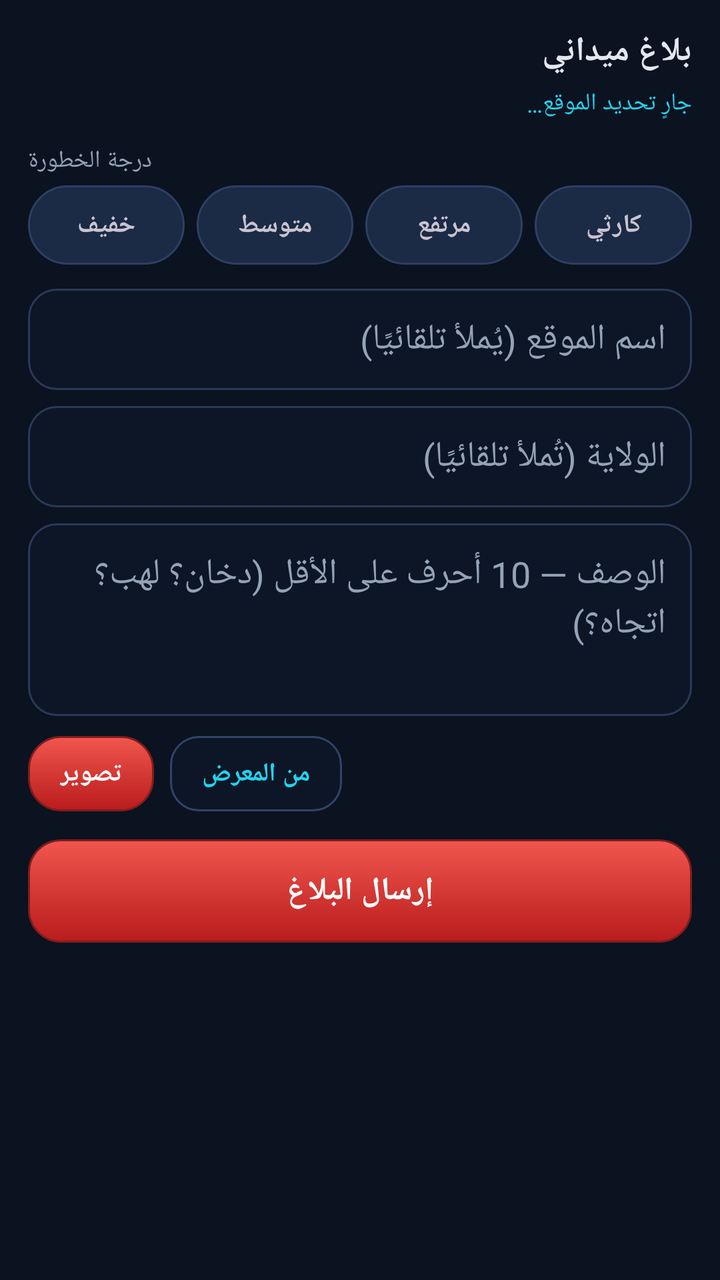
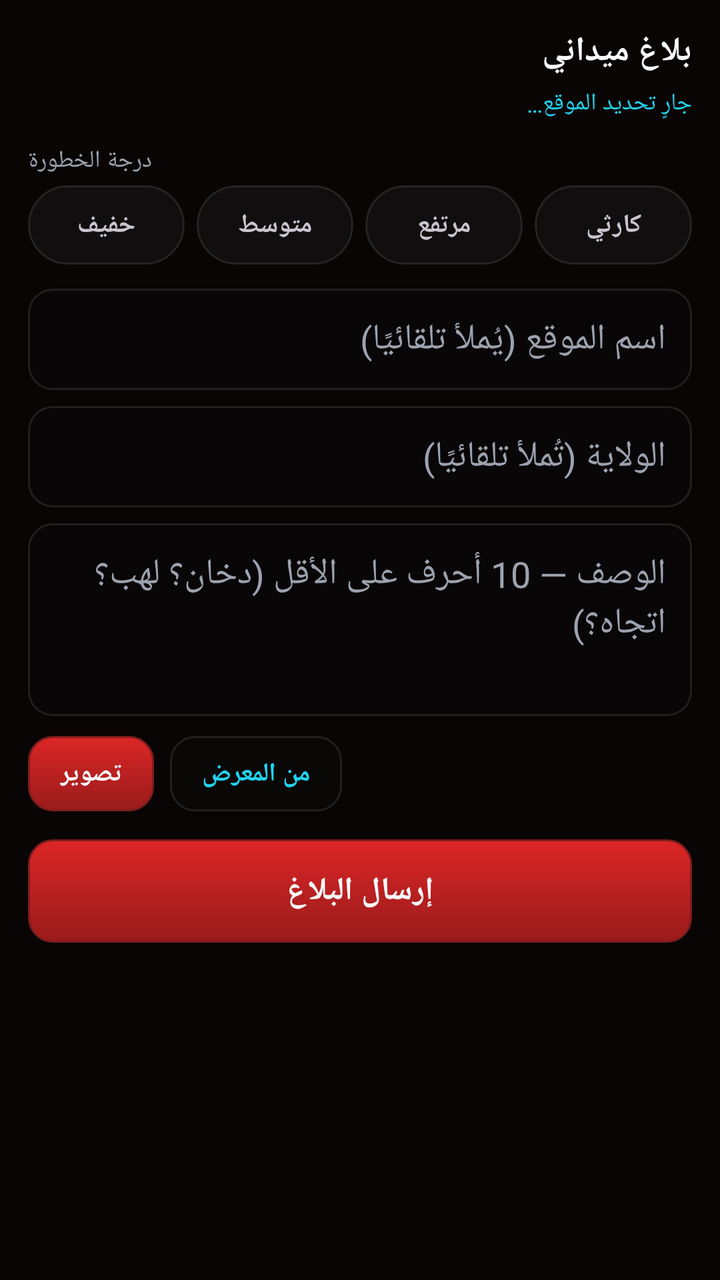

An Android layout rendered at two revisions. The XML below is the earlier revision; the diff shows what the commit changed to produce the second picture.
<!-- AndroidManifest.xml: application theme AppTheme -->
<!-- res/layout/fragment_report.xml -->
<?xml version="1.0" encoding="utf-8"?>
<ScrollView xmlns:android="http://schemas.android.com/apk/res/android"
    android:layout_width="match_parent"
    android:layout_height="match_parent"
    android:background="@color/bg"
    android:fillViewport="true"
    android:scrollbars="none">

    <LinearLayout
        android:layout_width="match_parent"
        android:layout_height="wrap_content"
        android:orientation="vertical"
        android:padding="14dp">

        <TextView
            android:layout_width="match_parent"
            android:layout_height="wrap_content"
            android:text="@string/report_title"
            android:textColor="@color/text_primary"
            android:textSize="17sp"
            android:textStyle="bold" />

        <TextView
            android:id="@+id/report_location_line"
            android:layout_width="match_parent"
            android:layout_height="wrap_content"
            android:layout_marginTop="6dp"
            android:text="@string/gps_searching"
            android:textColor="@color/accent_cyan"
            android:textSize="12sp" />

        <TextView
            android:id="@+id/report_queue_line"
            android:layout_width="match_parent"
            android:layout_height="wrap_content"
            android:layout_marginTop="4dp"
            android:textColor="@color/accent_amber"
            android:textSize="12sp"
            android:visibility="gone" />

        <TextView
            android:layout_width="wrap_content"
            android:layout_height="wrap_content"
            android:layout_marginTop="12dp"
            android:text="@string/report_severity_label"
            android:textColor="@color/text_muted"
            android:textSize="12sp" />

        <LinearLayout
            android:layout_width="match_parent"
            android:layout_height="wrap_content"
            android:layout_marginTop="4dp"
            android:orientation="horizontal">

            <TextView
                android:id="@+id/sev_low"
                android:layout_width="0dp"
                android:layout_height="wrap_content"
                android:layout_weight="1"
                android:background="@drawable/bg_chip"
                android:gravity="center"
                android:padding="11dp"
                android:text="@string/sev_low"
                android:textSize="13sp"
                android:textStyle="bold" />

            <TextView
                android:id="@+id/sev_medium"
                android:layout_width="0dp"
                android:layout_height="wrap_content"
                android:layout_marginStart="6dp"
                android:layout_weight="1"
                android:background="@drawable/bg_chip"
                android:gravity="center"
                android:padding="11dp"
                android:text="@string/sev_medium"
                android:textSize="13sp"
                android:textStyle="bold" />

            <TextView
                android:id="@+id/sev_high"
                android:layout_width="0dp"
                android:layout_height="wrap_content"
                android:layout_marginStart="6dp"
                android:layout_weight="1"
                android:background="@drawable/bg_chip"
                android:gravity="center"
                android:padding="11dp"
                android:text="@string/sev_high"
                android:textSize="13sp"
                android:textStyle="bold" />

            <TextView
                android:id="@+id/sev_critical"
                android:layout_width="0dp"
                android:layout_height="wrap_content"
                android:layout_marginStart="6dp"
                android:layout_weight="1"
                android:background="@drawable/bg_chip"
                android:gravity="center"
                android:padding="11dp"
                android:text="@string/sev_critical"
                android:textSize="13sp"
                android:textStyle="bold" />
        </LinearLayout>

        <EditText
            android:id="@+id/report_location_name"
            android:layout_width="match_parent"
            android:layout_height="wrap_content"
            android:layout_marginTop="12dp"
            android:background="@drawable/bg_input"
            android:hint="@string/report_location_name_hint"
            android:inputType="text"
            android:maxLines="1"
            android:padding="13dp"
            android:textColor="@color/text_primary"
            android:textColorHint="@color/text_muted" />

        <EditText
            android:id="@+id/report_wilaya"
            android:layout_width="match_parent"
            android:layout_height="wrap_content"
            android:layout_marginTop="8dp"
            android:background="@drawable/bg_input"
            android:hint="@string/report_wilaya_hint"
            android:inputType="text"
            android:maxLines="1"
            android:padding="13dp"
            android:textColor="@color/text_primary"
            android:textColorHint="@color/text_muted" />

        <EditText
            android:id="@+id/report_description"
            android:layout_width="match_parent"
            android:layout_height="wrap_content"
            android:layout_marginTop="8dp"
            android:background="@drawable/bg_input"
            android:gravity="top"
            android:hint="@string/report_description_hint"
            android:inputType="textMultiLine"
            android:minLines="3"
            android:padding="13dp"
            android:textColor="@color/text_primary"
            android:textColorHint="@color/text_muted" />

        <LinearLayout
            android:layout_width="match_parent"
            android:layout_height="wrap_content"
            android:layout_marginTop="10dp"
            android:orientation="horizontal">

            
            <TextView
                android:id="@+id/report_camera"
                android:layout_width="wrap_content"
                android:layout_height="wrap_content"
                android:background="@drawable/bg_button_primary"
                android:paddingStart="16dp"
                android:paddingEnd="16dp"
                android:paddingTop="10dp"
                android:paddingBottom="10dp"
                android:text="@string/report_camera"
                android:textColor="#FFFFFFFF"
                android:textSize="13sp"
                android:textStyle="bold" />

            <TextView
                android:id="@+id/report_gallery"
                android:layout_width="wrap_content"
                android:layout_height="wrap_content"
                android:layout_marginStart="8dp"
                android:background="@drawable/bg_button_ghost"
                android:paddingStart="16dp"
                android:paddingEnd="16dp"
                android:paddingTop="10dp"
                android:paddingBottom="10dp"
                android:text="@string/report_gallery"
                android:textColor="@color/accent_cyan"
                android:textSize="13sp"
                android:textStyle="bold" />
        </LinearLayout>

        <TextView
            android:id="@+id/report_photo_line"
            android:layout_width="match_parent"
            android:layout_height="wrap_content"
            android:layout_marginTop="6dp"
            android:textColor="@color/text_muted"
            android:textSize="12sp"
            android:visibility="gone" />

        <TextView
            android:id="@+id/report_submit"
            android:layout_width="match_parent"
            android:layout_height="wrap_content"
            android:layout_marginTop="14dp"
            android:background="@drawable/bg_button_primary"
            android:gravity="center"
            android:padding="15dp"
            android:text="@string/report_submit"
            android:textColor="#FFFFFFFF"
            android:textSize="16sp"
            android:textStyle="bold" />
    </LinearLayout>
</ScrollView>
<!-- resources referenced by this layout -->
<resources>
  <color name="accent_amber">#F59E0B</color>
  <color name="accent_cyan">#22D3EE</color>
  <color name="bg">#0B1220</color>
  <color name="text_muted">#94A3B8</color>
  <color name="text_primary">#E2E8F0</color>
  <!-- drawable bg_button_ghost (drawable) -->
  <?xml version="1.0" encoding="utf-8"?>
  <shape xmlns:android="http://schemas.android.com/apk/res/android" android:shape="rectangle">
      <solid android:color="#FF0D1626" />
      <corners android:radius="14dp" />
      <stroke android:width="1dp" android:color="#FF314468" />
  </shape>
  <!-- drawable bg_button_primary (drawable) -->
  <?xml version="1.0" encoding="utf-8"?>
  <shape xmlns:android="http://schemas.android.com/apk/res/android" android:shape="rectangle">
      <gradient android:startColor="#FFF0564E" android:endColor="#FFB91C1C" android:angle="270" />
      <corners android:radius="16dp" />
      <stroke android:width="1dp" android:color="#FF7F1D1D" />
  </shape>
  <!-- drawable bg_chip (drawable) -->
  <?xml version="1.0" encoding="utf-8"?>
  <shape xmlns:android="http://schemas.android.com/apk/res/android" android:shape="rectangle">
      <solid android:color="#FF1B2A45" />
      <corners android:radius="99dp" />
      <stroke android:width="1dp" android:color="#FF2E4062" />
  </shape>
  <!-- drawable bg_input (drawable) -->
  <?xml version="1.0" encoding="utf-8"?>
  <shape xmlns:android="http://schemas.android.com/apk/res/android" android:shape="rectangle">
      <solid android:color="#FF0D1626" />
      <corners android:radius="14dp" />
      <stroke android:width="1dp" android:color="#FF2A3A57" />
  </shape>
  <string name="gps_searching">جارٍ تحديد الموقع…</string>
  <string name="report_camera">تصوير</string>
  <string name="report_description_hint">الوصف — 10 أحرف على الأقل (دخان؟ لهب؟ اتجاه؟)</string>
  <string name="report_gallery">من المعرض</string>
  <string name="report_location_name_hint">اسم الموقع (يُملأ تلقائيًا)</string>
  <string name="report_severity_label">درجة الخطورة</string>
  <string name="report_submit">إرسال البلاغ</string>
  <string name="report_title">بلاغ ميداني</string>
  <string name="report_wilaya_hint">الولاية (تُملأ تلقائيًا)</string>
  <string name="sev_critical">كارثي</string>
  <string name="sev_high">مرتفع</string>
  <string name="sev_low">خفيف</string>
  <string name="sev_medium">متوسط</string>
  <style name="AppTheme" parent="Theme.Material3.Dark.NoActionBar">
          <item name="colorPrimary">@color/accent_red</item>
          <item name="android:statusBarColor">@color/bg</item>
          <item name="android:navigationBarColor">@color/bg</item>
          <item name="android:windowBackground">@color/bg</item>
          <item name="android:windowLightStatusBar">false</item>
      </style>
  <color name="accent_red">#EF4444</color>
</resources>

<!-- the commit's change to res/layout/fragment_report.xml (unified diff, before → after) -->
@@ -161,7 +161,7 @@
                 android:paddingTop="10dp"
                 android:paddingBottom="10dp"
                 android:text="@string/report_camera"
-                android:textColor="#FFFFFFFF"
+                android:textColor="@color/text_primary"
                 android:textSize="13sp"
                 android:textStyle="bold" />
 
@@ -199,7 +199,7 @@
             android:gravity="center"
             android:padding="15dp"
             android:text="@string/report_submit"
-            android:textColor="#FFFFFFFF"
+            android:textColor="@color/text_primary"
             android:textSize="16sp"
             android:textStyle="bold" />
     </LinearLayout>
<!-- resource entries referenced after the edit -->
@@ -2,36 +2,36 @@
 <resources>
   <color name="accent_amber">#F59E0B</color>
   <color name="accent_cyan">#22D3EE</color>
-  <color name="bg">#0B1220</color>
-  <color name="text_muted">#94A3B8</color>
-  <color name="text_primary">#E2E8F0</color>
+  <color name="bg">#0A0505</color>
+  <color name="text_muted">#9CA3AF</color>
+  <color name="text_primary">#F8FAFC</color>
   <!-- drawable bg_button_ghost (drawable) -->
   <?xml version="1.0" encoding="utf-8"?>
   <shape xmlns:android="http://schemas.android.com/apk/res/android" android:shape="rectangle">
-      <solid android:color="#FF0D1626" />
-      <corners android:radius="14dp" />
-      <stroke android:width="1dp" android:color="#FF314468" />
+      <solid android:color="#660A0A0A" />
+      <corners android:radius="12dp" />
+      <stroke android:width="1dp" android:color="@color/border_glass" />
   </shape>
   <!-- drawable bg_button_primary (drawable) -->
   <?xml version="1.0" encoding="utf-8"?>
   <shape xmlns:android="http://schemas.android.com/apk/res/android" android:shape="rectangle">
-      <gradient android:startColor="#FFF0564E" android:endColor="#FFB91C1C" android:angle="270" />
-      <corners android:radius="16dp" />
+      <gradient android:startColor="#FFDC2626" android:endColor="#FF991B1B" android:angle="270" />
+      <corners android:radius="12dp" />
       <stroke android:width="1dp" android:color="#FF7F1D1D" />
   </shape>
   <!-- drawable bg_chip (drawable) -->
   <?xml version="1.0" encoding="utf-8"?>
   <shape xmlns:android="http://schemas.android.com/apk/res/android" android:shape="rectangle">
-      <solid android:color="#FF1B2A45" />
+      <solid android:color="#8018181B" />
       <corners android:radius="99dp" />
-      <stroke android:width="1dp" android:color="#FF2E4062" />
+      <stroke android:width="1dp" android:color="@color/border_glass" />
   </shape>
   <!-- drawable bg_input (drawable) -->
   <?xml version="1.0" encoding="utf-8"?>
   <shape xmlns:android="http://schemas.android.com/apk/res/android" android:shape="rectangle">
-      <solid android:color="#FF0D1626" />
-      <corners android:radius="14dp" />
-      <stroke android:width="1dp" android:color="#FF2A3A57" />
+      <solid android:color="#6609090B" />
+      <corners android:radius="12dp" />
+      <stroke android:width="1dp" android:color="@color/border_glass" />
   </shape>
   <string name="gps_searching">جارٍ تحديد الموقع…</string>
   <string name="report_camera">تصوير</string>
@@ -48,11 +48,22 @@
   <string name="sev_medium">متوسط</string>
   <style name="AppTheme" parent="Theme.Material3.Dark.NoActionBar">
           <item name="colorPrimary">@color/accent_red</item>
+          <item name="colorOnPrimary">@color/text_primary</item>
+          <item name="colorSecondary">@color/accent_red_bright</item>
+          <item name="colorSurface">@color/surface</item>
+          <item name="colorOnSurface">@color/text_primary</item>
+          <item name="colorSurfaceContainer">@color/surface_alt</item>
+          <item name="colorOutline">@color/border_glass</item>
+          <item name="android:colorBackground">@color/bg</item>
           <item name="android:statusBarColor">@color/bg</item>
           <item name="android:navigationBarColor">@color/bg</item>
           <item name="android:windowBackground">@color/bg</item>
           <item name="android:windowLightStatusBar">false</item>
       </style>
-  <color name="accent_red">#EF4444</color>
+  <color name="border_glass">#1AFFFFFF</color>
+  <color name="accent_red">#DC2626</color>
+  <color name="accent_red_bright">#EF4444</color>
+  <color name="surface">#18181B</color>
+  <color name="surface_alt">#0F0D0F</color>
 </resources>
 
